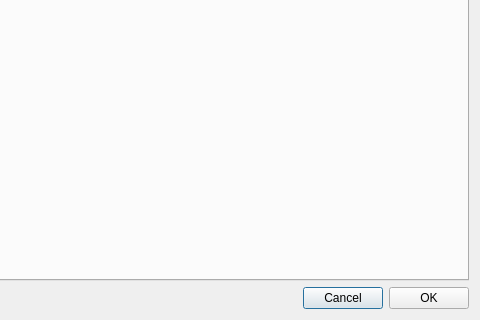
Before: the Qt Designer form fet/src/interface/settingsdatatoprintintimetablesform_template.ui in vonmecheln/fet, drawn with Qt 5; both pictures show x 228 to 708 and y 197 to 517 of the 708 by 517 pixel window.
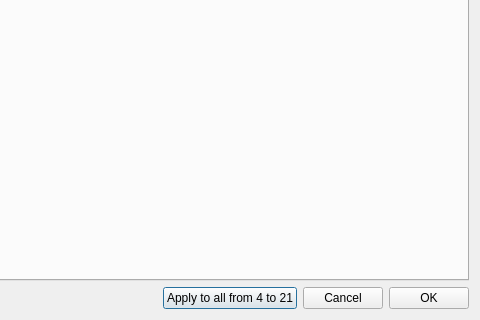
After: the same form once the commit is applied.

```diff
--- a/fet/src/interface/settingsdatatoprintintimetablesform_template.ui
+++ b/fet/src/interface/settingsdatatoprintintimetablesform_template.ui
@@ -29,6 +29,13 @@
        </property>
       </spacer>
      </item>
+     <item>
+      <widget class="QPushButton" name="applyToAll421PushButton">
+       <property name="text">
+        <string comment="Apply all chosen settings from a section from 4 to 21 -&gt; to all sections from 4 to 21.">Apply to all from 4 to 21</string>
+       </property>
+      </widget>
+     </item>
      <item>
       <widget class="QPushButton" name="cancelPushButton">
        <property name="text">
```
